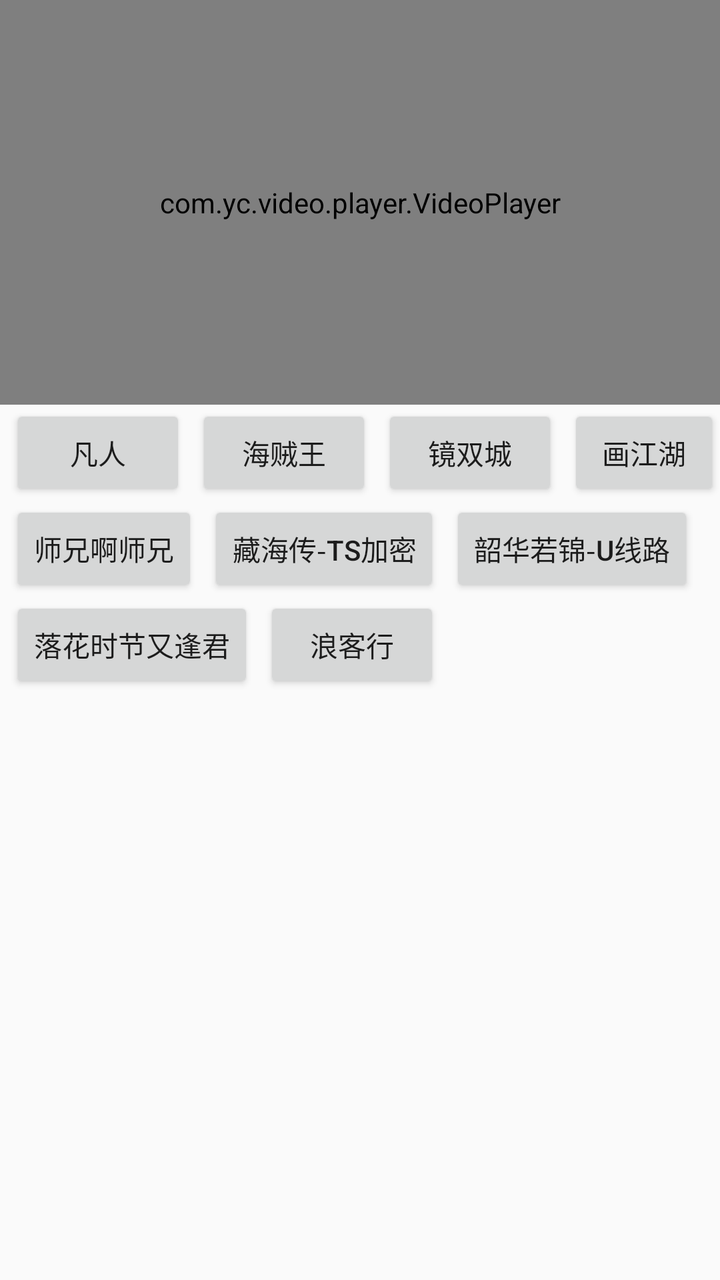
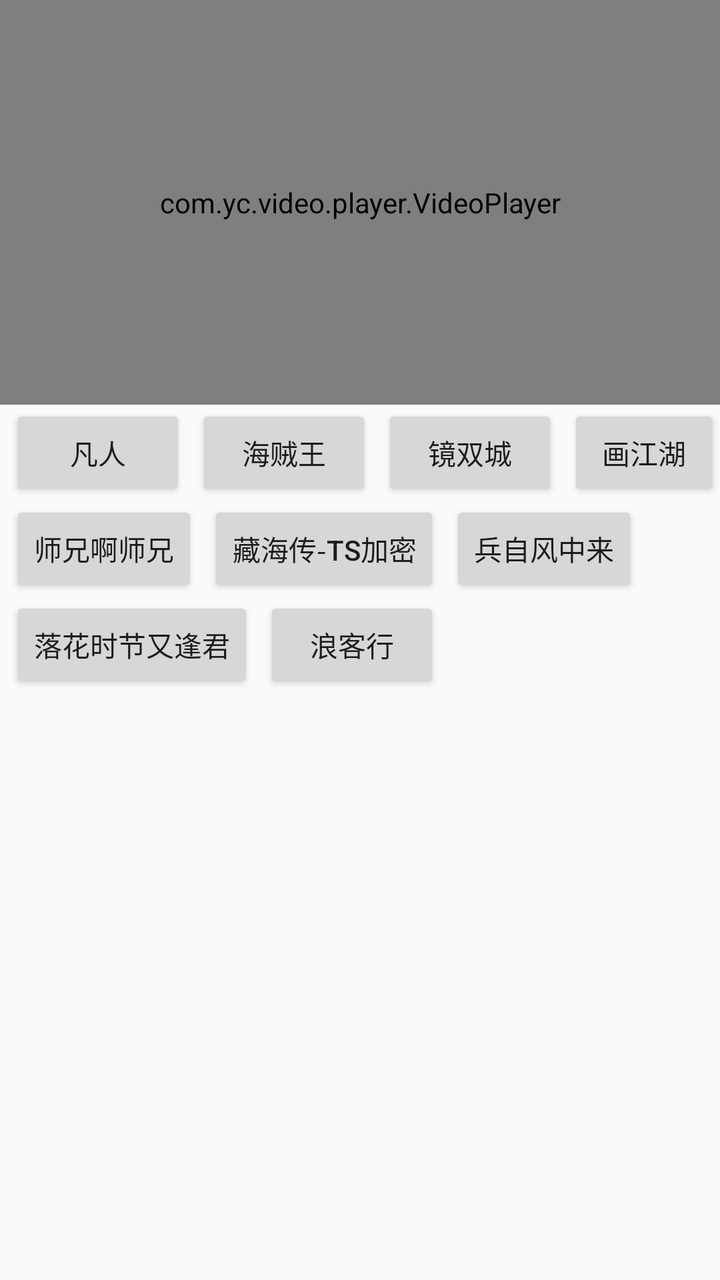

Before-and-after screenshots of an Android layout around one commit, followed by the original layout XML and the change that was made.
<!-- AndroidManifest.xml: application theme Theme.Videoplayer -->
<!-- res/layout/activity_main.xml -->
<?xml version="1.0" encoding="utf-8"?>
<androidx.constraintlayout.widget.ConstraintLayout xmlns:android="http://schemas.android.com/apk/res/android"
    xmlns:app="http://schemas.android.com/apk/res-auto"
    xmlns:tools="http://schemas.android.com/tools"
    android:layout_width="match_parent"
    android:layout_height="match_parent"
    tools:context=".activity.MainActivity">

    <com.yc.video.player.VideoPlayer
        android:id="@+id/videoView"
        android:layout_width="match_parent"
        android:layout_height="0dp"
        app:layout_constraintDimensionRatio="16:9"
        app:layout_constraintEnd_toEndOf="parent"
        app:layout_constraintStart_toStartOf="parent"
        app:layout_constraintTop_toTopOf="parent"/>
    <LinearLayout
        android:layout_width="match_parent"
        android:layout_height="wrap_content"
        android:orientation="vertical"
        app:layout_constraintTop_toBottomOf="@+id/videoView">
        <LinearLayout
            android:layout_width="match_parent"
            android:layout_height="wrap_content"
            android:orientation="horizontal"
            >
            <Button
                android:id="@+id/fr"
                android:layout_width="wrap_content"
                android:layout_height="wrap_content"
                android:text="凡人"
                android:layout_marginStart="5dp"
                />
            <Button
                android:id="@+id/hzw"
                android:layout_width="wrap_content"
                android:layout_height="wrap_content"
                android:text="海贼王"
                android:layout_marginStart="5dp"
                />
            <Button
                android:id="@+id/jsc"
                android:layout_width="wrap_content"
                android:layout_height="wrap_content"
                android:text="镜双城"
                android:layout_marginStart="5dp"
                />
            <Button
                android:id="@+id/hjh"
                android:layout_width="wrap_content"
                android:layout_height="wrap_content"
                android:text="画江湖"
                android:layout_marginStart="5dp"
                />
        </LinearLayout>
        <LinearLayout
            android:layout_width="match_parent"
            android:layout_height="wrap_content"
            android:orientation="horizontal"
            >
            <Button
                android:id="@+id/shixiong"
                android:layout_width="wrap_content"
                android:layout_height="wrap_content"
                android:text="师兄啊师兄"
                android:layout_marginStart="5dp"
                />
            <Button
                android:id="@+id/canghaizhuan"
                android:layout_width="wrap_content"
                android:layout_height="wrap_content"
                android:text="藏海传-ts加密"
                android:layout_marginStart="5dp"
                />
            <Button
                android:id="@+id/shaohua"
                android:layout_width="wrap_content"
                android:layout_height="wrap_content"
                android:text="韶华若锦-U线路"
                android:layout_marginStart="5dp"
                />
        </LinearLayout>
        <LinearLayout
            android:layout_width="match_parent"
            android:layout_height="wrap_content"
            android:orientation="horizontal"
            >
            <Button
                android:id="@+id/luohua"
                android:layout_width="wrap_content"
                android:layout_height="wrap_content"
                android:text="落花时节又逢君"
                android:layout_marginStart="5dp"
                />
            <Button
                android:id="@+id/langKeXing"
                android:layout_width="wrap_content"
                android:layout_height="wrap_content"
                android:text="浪客行"
                android:layout_marginStart="5dp"
                />
        </LinearLayout>
    </LinearLayout>



</androidx.constraintlayout.widget.ConstraintLayout>
<!-- resources referenced by this layout -->
<resources>
  <style name="Theme.Videoplayer" parent="Theme.MaterialComponents.Light.NoActionBar.Bridge">
          
          <item name="colorPrimary">@color/purple_500</item>
          <item name="colorPrimaryVariant">@color/purple_700</item>
          <item name="colorOnPrimary">@color/white</item>
          
          <item name="colorSecondary">@color/teal_200</item>
          <item name="colorSecondaryVariant">@color/teal_700</item>
          <item name="colorOnSecondary">@color/black</item>
          
          <item name="android:statusBarColor" tools:targetApi="l">?attr/colorPrimaryVariant</item>
          
      </style>
  <color name="purple_500">#FF6200EE</color>
  <color name="purple_700">#FF3700B3</color>
  <color name="white">#FFFFFFFF</color>
  <color name="teal_200">#FF03DAC5</color>
  <color name="teal_700">#FF018786</color>
  <color name="black">#FF000000</color>
</resources>

<!-- the commit's change to res/layout/activity_main.xml (unified diff, before → after) -->
@@ -76,7 +76,7 @@
                 android:id="@+id/shaohua"
                 android:layout_width="wrap_content"
                 android:layout_height="wrap_content"
-                android:text="韶华若锦-U线路"
+                android:text="兵自风中来"
                 android:layout_marginStart="5dp"
                 />
         </LinearLayout>
